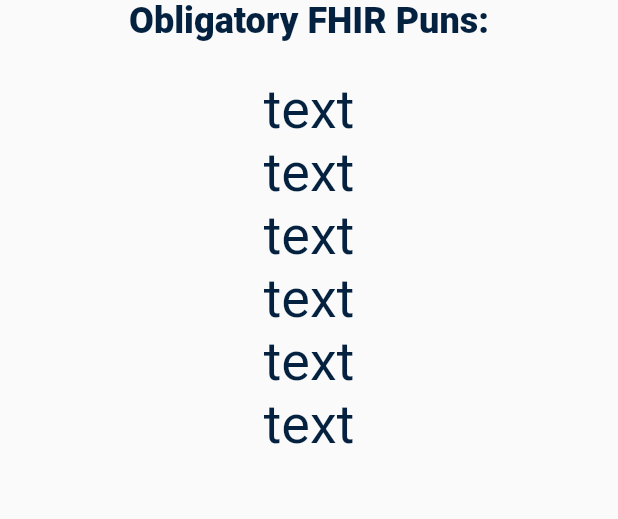
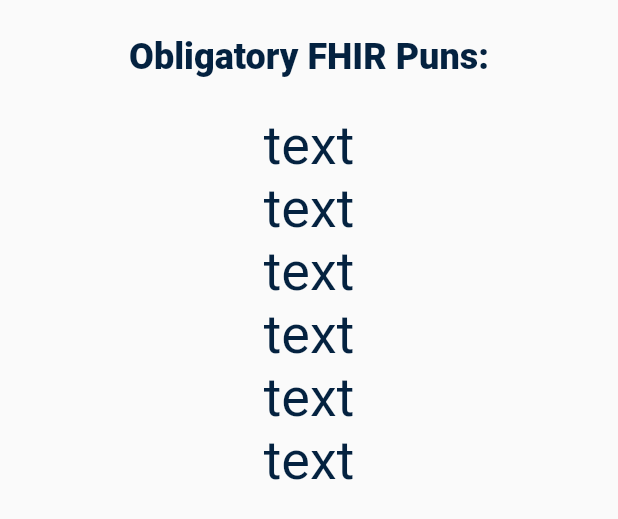
Before and after one commit to FireJuun/symptom_tracker, a Flutter app: the SandboxView widget shown alone on an empty page, opened directly, on a phone screen of 412 x 824 dp. Shown: the top 519 px of the screen. Run offline on Flutter 3.47's test engine with Material 2 defaults, Android fonts, the phone set to English and light mode, and no system bars; our stand-ins replace cloud_firestore, flutter_icons, get; accounts and stored records are empty.

Commit message:
minor padding adjustments

```diff
--- a/lib/screens/fhir/sandbox.dart
+++ b/lib/screens/fhir/sandbox.dart
@@ -6,8 +6,10 @@ class SandboxView extends StatelessWidget {
   Widget build(BuildContext context) {
     return Column(
       children: <Widget>[
-        Text('Obligatory FHIR Puns:', style: Get.theme.textTheme.headline4),
-        SizedBox(height: 24),
+        Padding(
+          padding: const EdgeInsets.symmetric(vertical: 24),
+          child: Text('Obligatory FHIR Puns:', style: Get.theme.textTheme.headline4),
+        ),
         _sandbox(),
       ],
     );
```
Also changed, not shown: lib/screens/checkin.screen.dart (+7 -4 lines), lib/screens/fhir/fhir.screen.dart (+12 -7 lines).
